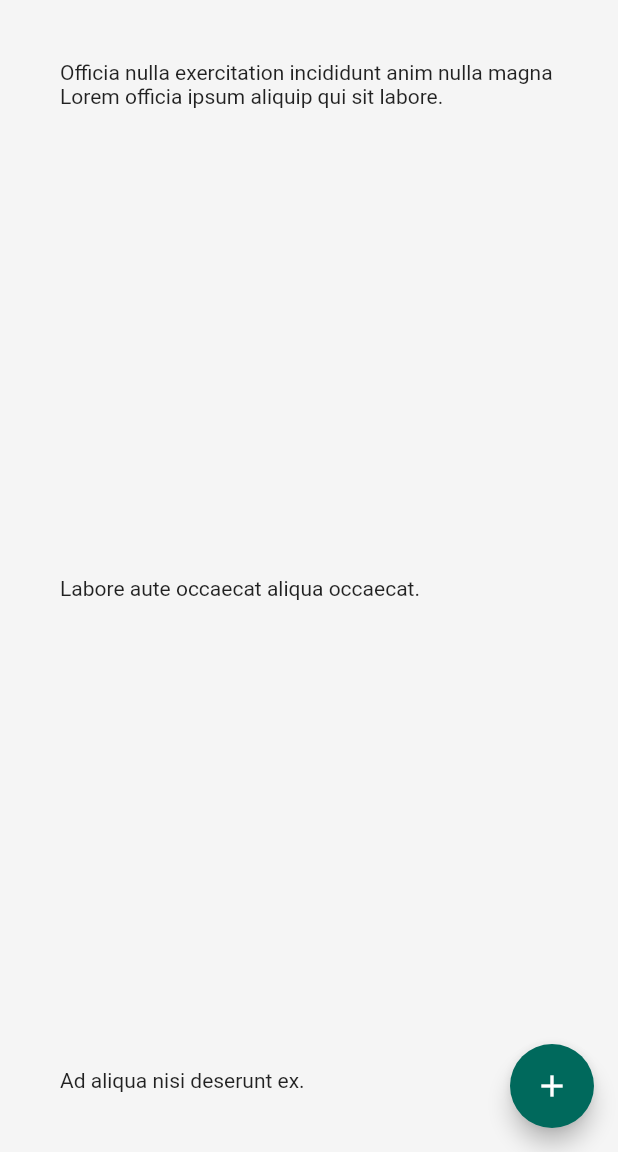
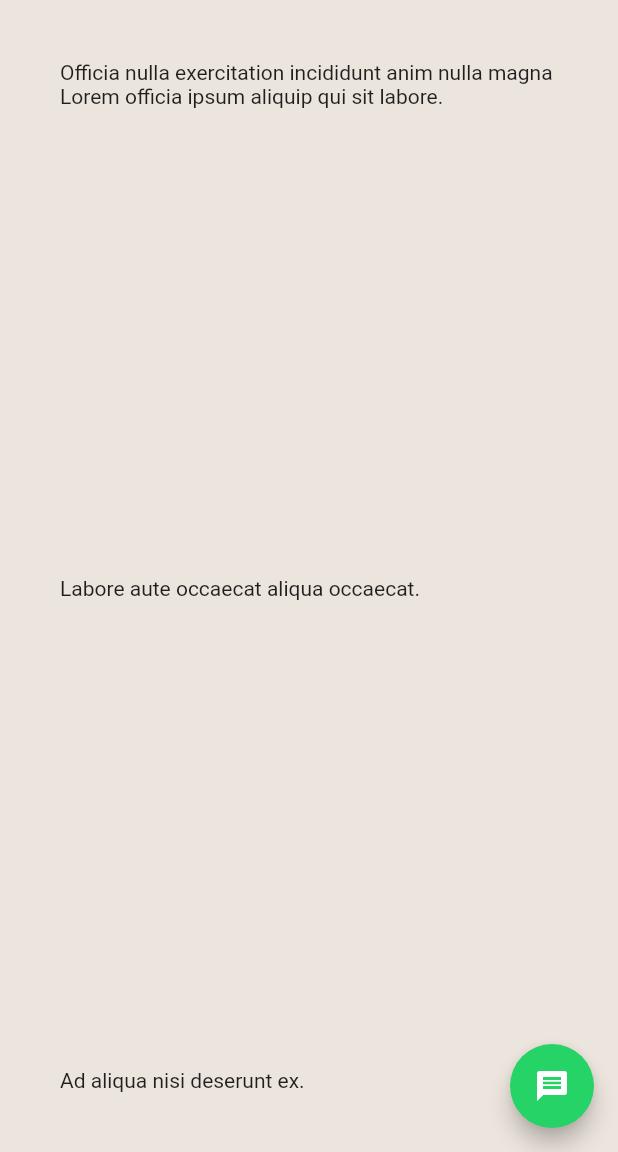
Before and after one commit to aayushrajvanshi/flutter-clones, a Flutter app: the screen it shows after launch, on a phone screen of 412 x 824 dp, the part 84-1236 px from its top. Run offline on Flutter 3.47's test engine with Material 2 defaults, Android fonts, the phone set to English and light mode, and no system bars.

Commit message:
official colors added

```diff
--- a/lib/main.dart
+++ b/lib/main.dart
@@ -1,6 +1,8 @@
 import 'package:flutter/material.dart';
 
-void main() => runApp(MaterialApp(home: Home()));
+void main() => runApp(MaterialApp(
+      home: Home(),
+    ));
 
 class Home extends StatefulWidget {
   @override
@@ -22,29 +24,30 @@ class _HomeState extends State<Home> {
       appBar: AppBar(
         title: Text("WhatsApp"),
         centerTitle: false,
-        backgroundColor: Colors.teal[800],
+        backgroundColor: Color.fromRGBO(7, 94, 84, 1),
         elevation: 0.0,
       ),
-      backgroundColor: Colors.grey[100],
+      backgroundColor: Color.fromRGBO(236, 229, 221, 1),
       // body: Container(
       //   child: Center(child: Image.asset("assets/background.png")),
       // ),
-      body: Container(
-          padding: EdgeInsets.all(40.0),
-          child: Column(
-            mainAxisAlignment: MainAxisAlignment.spaceBetween,
-            crossAxisAlignment: CrossAxisAlignment.start,
-            children: quotes.map((quote) => Text(quote)).toList(),
-          )),
+      body: SafeArea(
+          child: Container(
+              padding: EdgeInsets.all(40.0),
+              child: Column(
+                mainAxisAlignment: MainAxisAlignment.spaceBetween,
+                crossAxisAlignment: CrossAxisAlignment.start,
+                children: quotes.map((quote) => Text(quote)).toList(),
+              ))),
       floatingActionButton: FloatingActionButton(
-        child: Icon(Icons.add),
+        child: Icon(Icons.message),
         tooltip: "Send",
         onPressed: () {
           setState(() {
             counter += 1;
           });
         },
-        backgroundColor: Colors.teal[800],
+        backgroundColor: Color.fromRGBO(37, 211, 102, 1),
       ),
     );
   }
```
